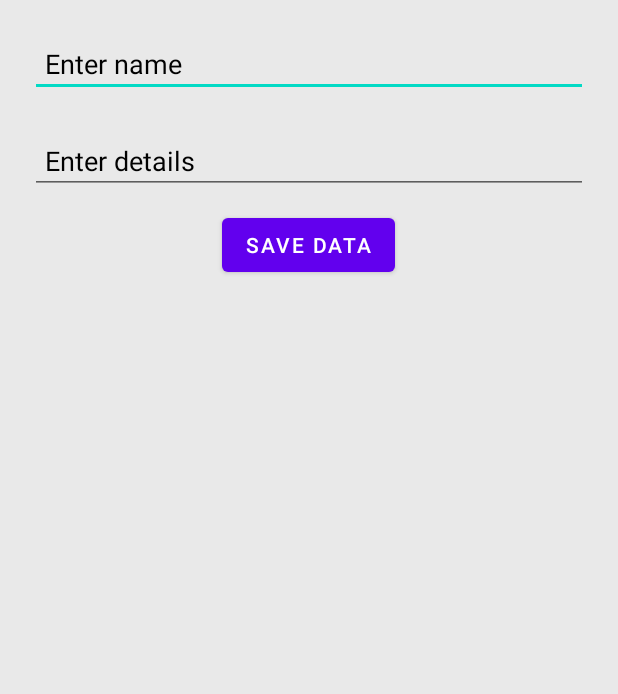
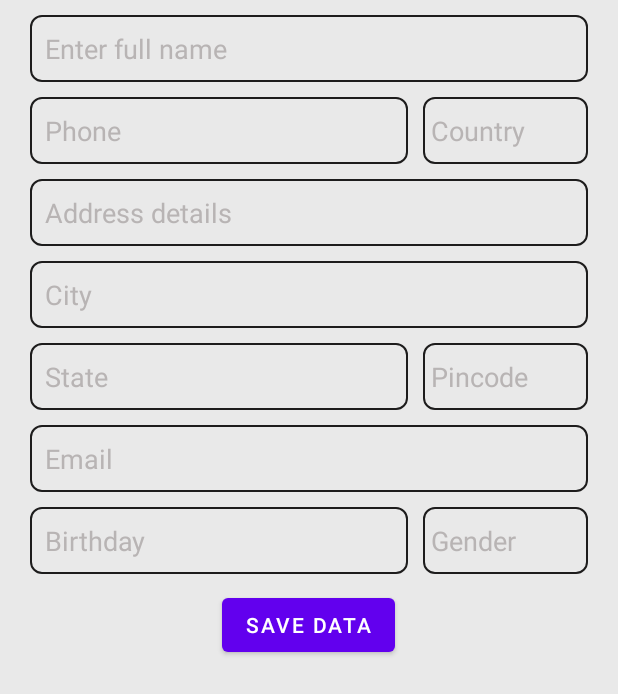
Before and after one commit to gaddarkumar7447/CRUD-operation-SQLite, an Android app: the AddTask screen opened directly, with no data from a screen before it, on a phone screen of 412 x 824 dp. Shown: the top 694 px of the screen. Run offline under Robolectric (Android 15) with nearby library versions, the phone set to English and light mode, and no system bars.

Commit message:
Some UI and Add more employee details in dataBase

```diff
--- a/app/src/main/java/com/example/shoppeal/AddTask.kt
+++ b/app/src/main/java/com/example/shoppeal/AddTask.kt
@@ -23,8 +23,17 @@ class AddTask : AppCompatActivity() {
         setContentView(R.layout.activity_add_task)
         name = findViewById(R.id.et_name)
         details = findViewById(R.id.et_details)
+        val phone : EditText = findViewById(R.id.phoneNumber)
+        val country : EditText = findViewById(R.id.country)
+        val city : EditText = findViewById(R.id.city)
+        val state : EditText = findViewById(R.id.state)
+        val pinCode : EditText = findViewById(R.id.pincode)
+        val email : EditText = findViewById(R.id.Email)
+        val birthDay : EditText = findViewById(R.id.birthday)
+        val gender : EditText = findViewById(R.id.gender)
         save = findViewById(R.id.btn_save)
         delete = findViewById(R.id.btn_del)
+
         supportActionBar?.hide()
 
         dbHandler = DataBaseHelper(this)
@@ -52,11 +61,27 @@ class AddTask : AppCompatActivity() {
                 taskListModel.id = intent.getIntExtra("Id", 0)
                 taskListModel.name = name.text.toString()
                 taskListModel.details = details.text.toString()
+                taskListModel.phone = phone.text.toString().toInt()
+                taskListModel.country = country.text.toString()
+                taskListModel.city = city.text.toString()
+                taskListModel.state = state.text.toString()
+                taskListModel.pinCode = pinCode.text.toString()
+                taskListModel.email = email.text.toString()
+                taskListModel.birthday = birthDay.text.toString()
+                taskListModel.gender = gender.text.toString()
                 success = dbHandler!!.updateTask(taskListModel) as Boolean
             }else{
                 //insert
                 taskListModel.name = name.text.toString()
                 taskListModel.details = details.text.toString()
+                taskListModel.phone = phone.text.toString().toInt()
+                taskListModel.country = country.text.toString()
+                taskListModel.city = city.text.toString()
+                taskListModel.state = state.text.toString()
+                taskListModel.pinCode = pinCode.text.toString()
+                taskListModel.email = email.text.toString()
+                taskListModel.birthday = birthDay.text.toString()
+                taskListModel.gender = gender.text.toString()
                 success = dbHandler!!.addTask(taskListModel) as Boolean
             }
             if (success){
--- a/app/src/main/java/com/example/shoppeal/Employee.kt
+++ b/app/src/main/java/com/example/shoppeal/Employee.kt
@@ -22,7 +22,7 @@ class Employee : AppCompatActivity() {
     var linearLayoutManager : LinearLayoutManager ?= null
     override fun onCreate(savedInstanceState: Bundle?) {
         super.onCreate(savedInstanceState)
-        supportActionBar?.hide()
+        supportActionBar?.title = "All employee details"
         setContentView(R.layout.activity_employee)
         recyclerView = findViewById(R.id.rv_list)
         btn_add1 = findViewById(R.id.ft_add_item)
--- /dev/null
+++ b/app/src/main/res/drawable/back_boarder.xml
@@ -0,0 +1,6 @@
+<?xml version="1.0" encoding="utf-8"?>
+<shape xmlns:android="http://schemas.android.com/apk/res/android">
+    <stroke android:width="1dp" android:color="#1D1C1C"/>
+    <corners android:radius="7dp"/>
+
+</shape>
--- a/app/src/main/res/layout/activity_add_task.xml
+++ b/app/src/main/res/layout/activity_add_task.xml
@@ -12,31 +12,165 @@
         android:id="@+id/et_name"
         android:layout_marginLeft="20dp"
         android:layout_marginRight="20dp"
-        android:hint="Enter name"
-        android:textColorHint="@color/black"
+        android:hint="Enter full name"
+        android:background="@drawable/back_boarder"
+        android:textColorHint="#B8B4B4"
         android:padding="10dp"
         android:textColor="@color/black"
-        android:layout_marginTop="20dp"
+        android:layout_marginTop="10dp"
         android:layout_height="wrap_content" />
+
+    <LinearLayout
+        android:layout_width="match_parent"
+        android:orientation="horizontal"
+        android:id="@+id/hori"
+        android:layout_marginRight="20dp"
+        android:layout_marginLeft="20dp"
+        android:layout_marginTop="10dp"
+        android:layout_below="@+id/et_name"
+        android:layout_height="wrap_content">
+        <EditText
+            android:layout_width="match_parent"
+            android:id="@+id/phoneNumber"
+            android:padding="10dp"
+            android:background="@drawable/back_boarder"
+            android:hint="Phone"
+            android:layout_weight="5"
+            android:layout_marginRight="10dp"
+            android:inputType="number"
+            android:textColor="@color/black"
+            android:textColorHint="#B8B4B4"
+            android:layout_height="wrap_content"/>
+
+        <EditText
+            android:layout_width="110dp"
+            android:layout_weight="0"
+            android:id="@+id/country"
+            android:hint="Country"
+            android:background="@drawable/back_boarder"
+            android:textColorHint="#B8B4B4"
+            android:padding="5dp"
+            android:layout_height="match_parent"/>
+
+    </LinearLayout>
 
     <EditText
         android:layout_width="match_parent"
         android:id="@+id/et_details"
-        android:layout_below="@+id/et_name"
+        android:background="@drawable/back_boarder"
+        android:layout_below="@+id/hori"
         android:layout_marginLeft="20dp"
         android:layout_marginRight="20dp"
-        android:hint="Enter details"
-        android:textColorHint="@color/black"
+        android:hint="Address details"
+        android:textColorHint="#B8B4B4"
         android:padding="10dp"
         android:textColor="@color/black"
-        android:layout_marginTop="20dp"
+        android:layout_marginTop="10dp"
         android:layout_height="wrap_content"/>
+
+    <EditText
+        android:layout_width="match_parent"
+        android:id="@+id/city"
+        android:background="@drawable/back_boarder"
+        android:layout_below="@+id/et_details"
+        android:layout_marginLeft="20dp"
+        android:layout_marginRight="20dp"
+        android:hint="City"
+        android:textColorHint="#B8B4B4"
+        android:padding="10dp"
+        android:textColor="@color/black"
+        android:layout_marginTop="10dp"
+        android:layout_height="wrap_content"/>
+
+    <LinearLayout
+        android:layout_width="match_parent"
+        android:orientation="horizontal"
+        android:id="@+id/horix"
+        android:layout_marginRight="20dp"
+        android:layout_marginLeft="20dp"
+        android:layout_marginTop="10dp"
+        android:layout_below="@+id/city"
+        android:layout_height="wrap_content">
+        <EditText
+            android:layout_width="match_parent"
+            android:id="@+id/state"
+            android:padding="10dp"
+            android:background="@drawable/back_boarder"
+            android:hint="State"
+            android:layout_weight="5"
+            android:layout_marginRight="10dp"
+            android:textColor="@color/black"
+            android:textColorHint="#B8B4B4"
+            android:layout_height="wrap_content"/>
+
+        <EditText
+            android:layout_width="110dp"
+            android:layout_weight="0"
+            android:id="@+id/pincode"
+            android:hint="Pincode"
+            android:inputType="number"
+            android:background="@drawable/back_boarder"
+            android:textColorHint="#B8B4B4"
+            android:padding="5dp"
+            android:layout_height="match_parent"/>
+    </LinearLayout>
+
+    <EditText
+        android:layout_width="match_parent"
+        android:id="@+id/Email"
+        android:background="@drawable/back_boarder"
+        android:layout_below="@+id/horix"
+        android:layout_marginLeft="20dp"
+        android:layout_marginRight="20dp"
+        android:hint="Email"
+        android:textColorHint="#B8B4B4"
+        android:padding="10dp"
+        android:textColor="@color/black"
+        android:layout_marginTop="10dp"
+        android:layout_height="wrap_content"/>
+
+    <LinearLayout
+        android:layout_width="match_parent"
+        android:orientation="horizontal"
+        android:id="@+id/horixx"
+        android:layout_marginRight="20dp"
+        android:layout_marginLeft="20dp"
+        android:layout_marginTop="10dp"
+        android:layout_below="@+id/Email"
+        android:layout_height="wrap_content">
+
+        <EditText
+            android:layout_width="match_parent"
+            android:id="@+id/birthday"
+            android:padding="10dp"
+            android:background="@drawable/back_boarder"
+            android:hint="Birthday"
+            android:layout_weight="5"
+            android:layout_marginRight="10dp"
+            android:inputType="date"
+            android:textColor="@color/black"
+            android:textColorHint="#B8B4B4"
+            android:layout_height="wrap_content"/>
+
+        <EditText
+            android:layout_width="110dp"
+            android:layout_weight="0"
+            android:id="@+id/gender"
+            android:hint="Gender"
+            android:background="@drawable/back_boarder"
+            android:padding="5dp"
+            android:textColorHint="#B8B4B4"
+            android:layout_height="match_parent"/>
+    </LinearLayout>
+
+
+
 
     <Button
         android:layout_width="wrap_content"
         android:text="Save"
         android:id="@+id/btn_save"
-        android:layout_below="@+id/et_details"
+        android:layout_below="@+id/horixx"
         android:layout_centerInParent="true"
         android:layout_marginTop="10dp"
         android:layout_height="wrap_content"/>
```
Also changed, not shown: app/src/main/java/com/example/shoppeal/dataBase/DataBaseHelper.kt (+41 -1 lines), app/src/main/java/com/example/shoppeal/model/TaskListModel.kt (+10 -0 lines).
